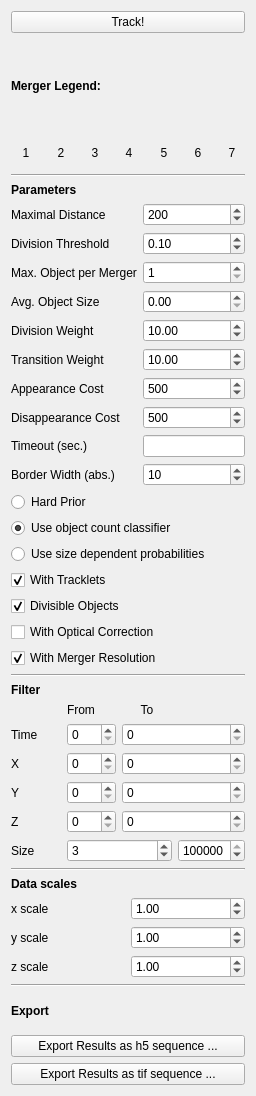
Old version of the form ilastik/applets/tracking/conservation/drawer.ui in the repository ilastik/ilastik.
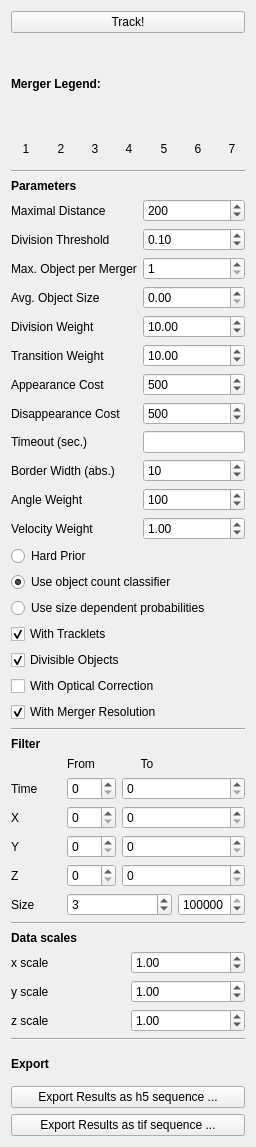
New version of the form.

```diff
--- a/ilastik/applets/tracking/conservation/drawer.ui
+++ b/ilastik/applets/tracking/conservation/drawer.ui
@@ -7,7 +7,7 @@
     <x>0</x>
     <y>0</y>
     <width>256</width>
-    <height>1096</height>
+    <height>1147</height>
    </rect>
   </property>
   <property name="sizePolicy">
@@ -524,6 +524,40 @@
          </property>
         </widget>
        </item>
+       <item row="11" column="0">
+        <widget class="QLabel" name="label_24">
+         <property name="text">
+          <string>Angle Weight</string>
+         </property>
+        </widget>
+       </item>
+       <item row="12" column="0">
+        <widget class="QLabel" name="label_26">
+         <property name="text">
+          <string>Velocity Weight</string>
+         </property>
+        </widget>
+       </item>
+       <item row="11" column="1">
+        <widget class="QSpinBox" name="angleWeightBox">
+         <property name="maximum">
+          <number>1000</number>
+         </property>
+         <property name="value">
+          <number>100</number>
+         </property>
+        </widget>
+       </item>
+       <item row="12" column="1">
+        <widget class="QDoubleSpinBox" name="velocityWeightBox">
+         <property name="singleStep">
+          <double>0.100000000000000</double>
+         </property>
+         <property name="value">
+          <double>1.000000000000000</double>
+         </property>
+        </widget>
+       </item>
       </layout>
      </item>
      <item>
```
